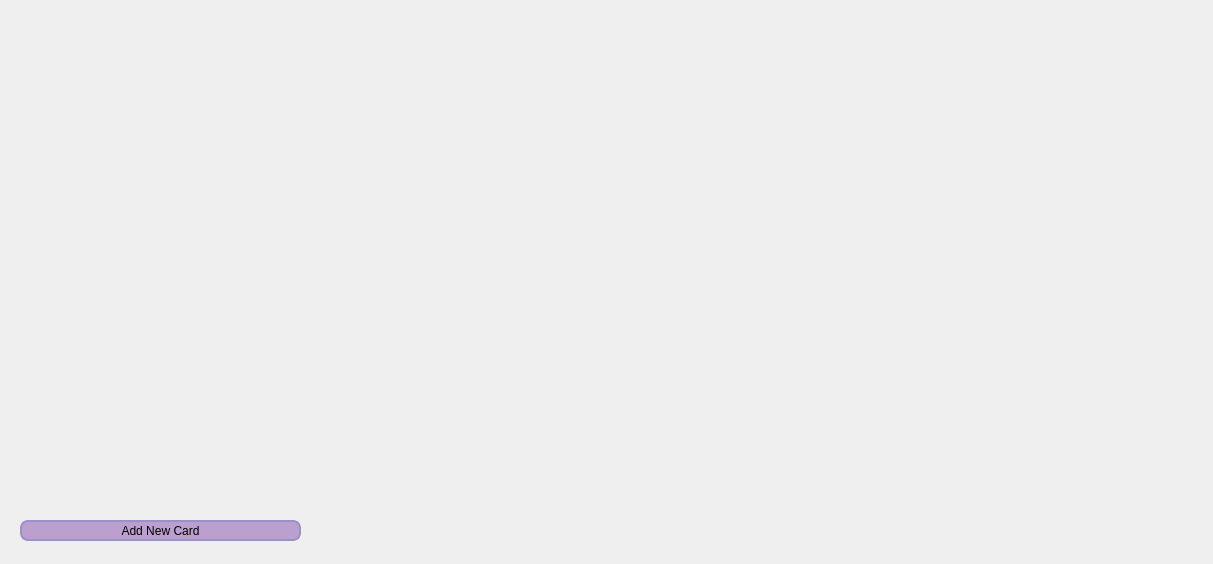
This is UI/w_deck/NewTab/newtab.ui in Saigz/task_tracker_qt as Qt 5 draws it before an edit. The edited form follows.
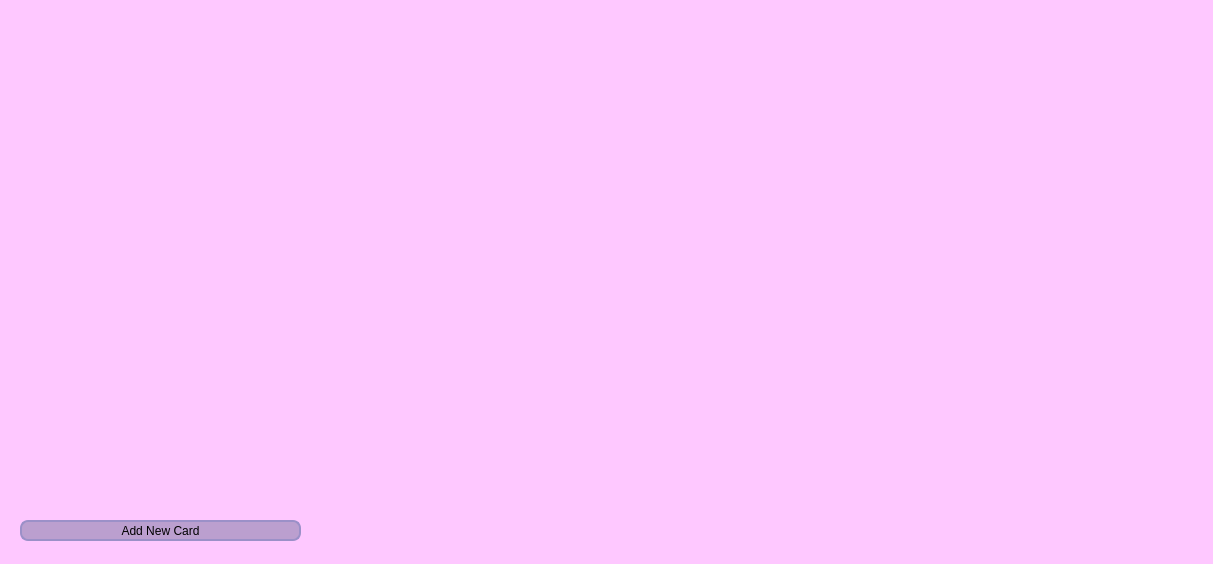
This is the edited form.

Patch:
```diff
--- a/UI/w_deck/NewTab/newtab.ui
+++ b/UI/w_deck/NewTab/newtab.ui
@@ -13,6 +13,12 @@
   <property name="windowTitle">
    <string>Form</string>
   </property>
+  <property name="styleSheet">
+   <string notr="true">QWidget {
+	background-color: rgb(254, 200, 255);
+}
+</string>
+  </property>
   <widget class="QWidget" name="gridLayoutWidget">
    <property name="geometry">
     <rect>
```
